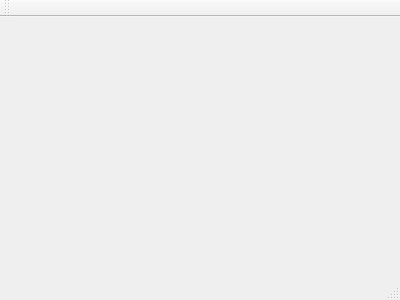
First picture: the form in mainwindow.ui, repository anayetullah/Qt_Credential_Manager, before the edit.
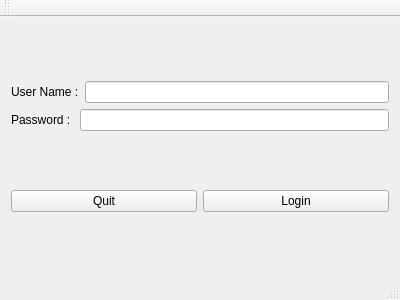
Second picture: the form after the edit.

Commit message: Login GUI designed

```diff
--- a/mainwindow.ui
+++ b/mainwindow.ui
@@ -12,13 +12,93 @@
   <property name="windowTitle" >
    <string>MainWindow</string>
   </property>
-  <widget class="QMenuBar" name="menuBar" />
-  <widget class="QToolBar" name="mainToolBar" />
-  <widget class="QWidget" name="centralWidget" />
-  <widget class="QStatusBar" name="statusBar" />
+  <widget class="QWidget" name="centralWidget">
+   <layout class="QHBoxLayout" name="horizontalLayout_4">
+    <item>
+     <layout class="QVBoxLayout" name="verticalLayout_2">
+      <item>
+       <layout class="QVBoxLayout" name="verticalLayout">
+        <item>
+         <layout class="QHBoxLayout" name="horizontalLayout">
+          <item>
+           <widget class="QLabel" name="label">
+            <property name="text">
+             <string>User Name :</string>
+            </property>
+           </widget>
+          </item>
+          <item>
+           <widget class="QLineEdit" name="lineEdit"/>
+          </item>
+         </layout>
+        </item>
+        <item>
+         <layout class="QHBoxLayout" name="horizontalLayout_2">
+          <item>
+           <widget class="QLabel" name="label_2">
+            <property name="text">
+             <string>Password : </string>
+            </property>
+           </widget>
+          </item>
+          <item>
+           <widget class="QLineEdit" name="lineEdit_2"/>
+          </item>
+         </layout>
+        </item>
+       </layout>
+      </item>
+      <item>
+       <layout class="QHBoxLayout" name="horizontalLayout_3">
+        <item>
+         <widget class="QPushButton" name="pushButton_2">
+          <property name="text">
+           <string>Quit</string>
+          </property>
+         </widget>
+        </item>
+        <item>
+         <widget class="QPushButton" name="pushButton">
+          <property name="text">
+           <string>Login</string>
+          </property>
+         </widget>
+        </item>
+       </layout>
+      </item>
+     </layout>
+    </item>
+   </layout>
+   <zorder>pushButton</zorder>
+   <zorder>lineEdit</zorder>
+   <zorder>lineEdit_2</zorder>
+   <zorder>lineEdit</zorder>
+   <zorder>label</zorder>
+   <zorder>label</zorder>
+   <zorder>label_2</zorder>
+   <zorder>pushButton_2</zorder>
+  </widget>
+  <widget class="QMenuBar" name="menuBar">
+   <property name="geometry">
+    <rect>
+     <x>0</x>
+     <y>0</y>
+     <width>400</width>
+     <height>21</height>
+    </rect>
+   </property>
+  </widget>
+  <widget class="QToolBar" name="mainToolBar">
+   <attribute name="toolBarArea">
+    <enum>TopToolBarArea</enum>
+   </attribute>
+   <attribute name="toolBarBreak">
+    <bool>false</bool>
+   </attribute>
+  </widget>
+  <widget class="QStatusBar" name="statusBar"/>
  </widget>
- <layoutDefault spacing="6" margin="11" />
- <pixmapfunction></pixmapfunction>
+ <layoutdefault spacing="6" margin="11"/>
  <resources/>
  <connections/>
 </ui>
```
Left out of the diff: 7 changed lines with no effect on the pictures. The commit also changes 3 other files.
